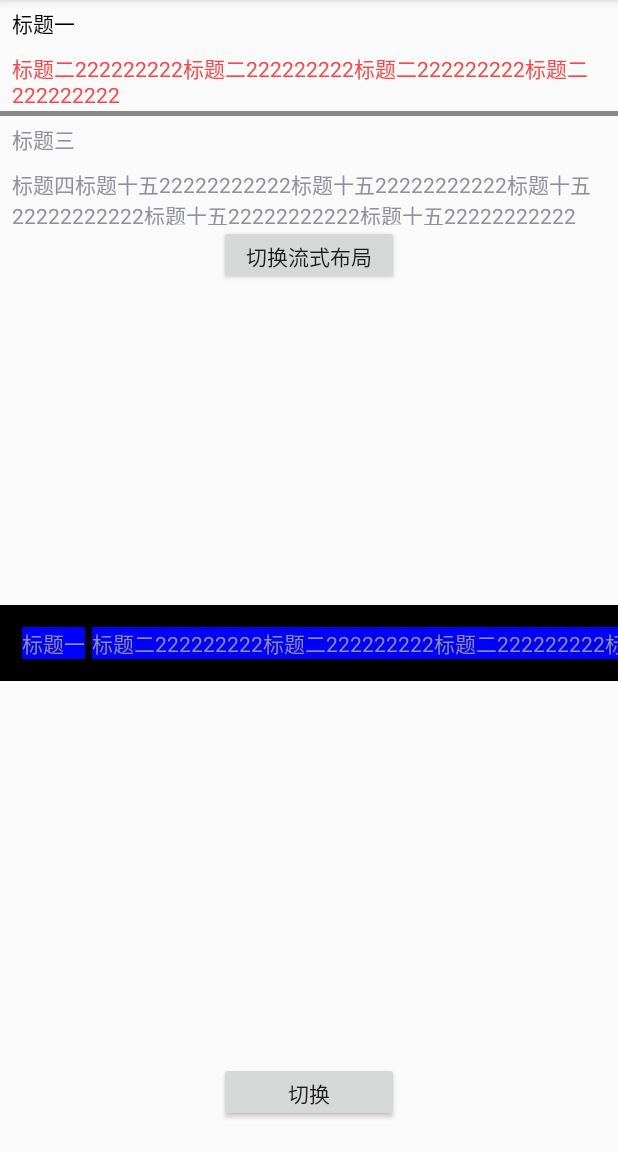
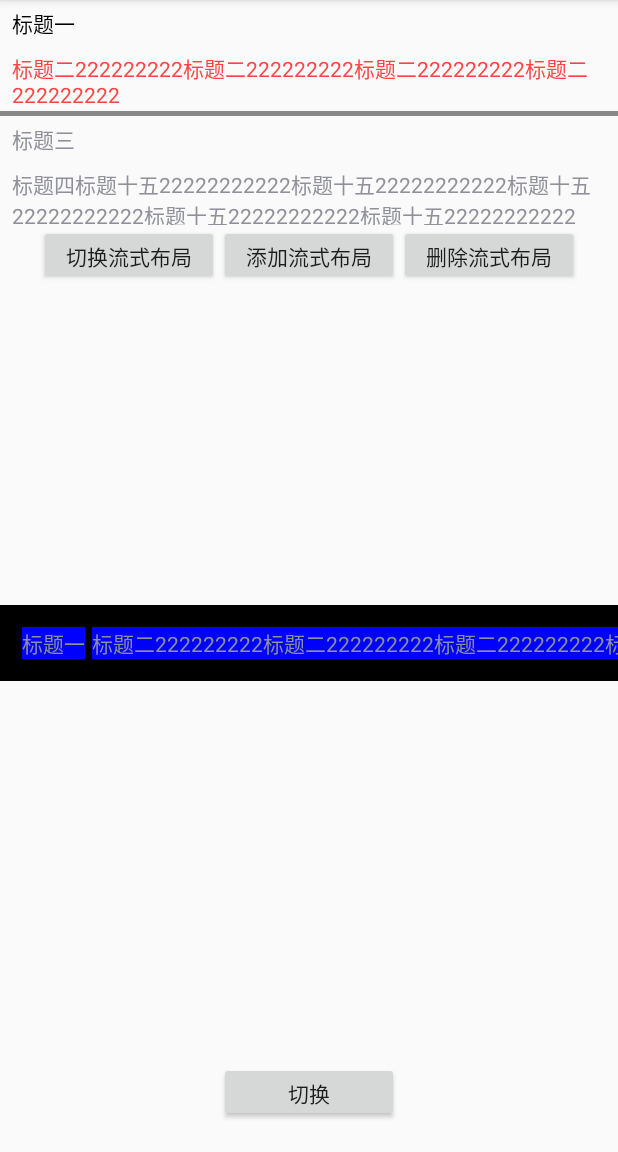
Before and after one commit to kaycool/MultiIndicator, an Android app: the screen it shows after launch (MainActivity), after a tap on "标题二222222222标题二222222222标题二222222222标题二2", on a phone screen of 412 x 824 dp, the part 84-1236 px from its top. Run offline under Robolectric (Android 15) with nearby library versions, the phone set to English and light mode, and no system bars; 2 other taps on this screen came first.

Commit message:
add and remove

```diff
--- a/app/src/main/java/com/kai/wang/space/indicator/FlowFragment.kt
+++ b/app/src/main/java/com/kai/wang/space/indicator/FlowFragment.kt
@@ -51,14 +51,7 @@ class FlowFragment : Fragment() {
         )
     }
 
-    override fun onCreateView(inflater: LayoutInflater, container: ViewGroup?, savedInstanceState: Bundle?): View? {
-        return inflater.inflate(R.layout.fragment_flow, container, false)
-    }
-
-
-    override fun onActivityCreated(savedInstanceState: Bundle?) {
-        super.onActivityCreated(savedInstanceState)
-        flowLayout.setAdapter(object : MultiFlowAdapter<String>(mFlows) {
+    private val mAdapter = object : MultiFlowAdapter<String>(mFlows) {
         override fun getView(parent: ViewGroup, position: Int): View {
             val textView = TextView(activity!!.applicationContext)
             textView.text = getItem(position)
@@ -78,9 +71,30 @@ class FlowFragment : Fragment() {
             }
         }
 
-        })
+    }
+
+    override fun onCreateView(inflater: LayoutInflater, container: ViewGroup?, savedInstanceState: Bundle?): View? {
+        return inflater.inflate(R.layout.fragment_flow, container, false)
+    }
+
+
+    override fun onActivityCreated(savedInstanceState: Bundle?) {
+        super.onActivityCreated(savedInstanceState)
+        flowLayout.setAdapter(mAdapter)
         btnMode.setOnClickListener {
             flowLayout.changedMode()
         }
+        btnAdd.setOnClickListener {
+            mFlows.add(1, "11111111")
+            mFlows.add(2, "22222222")
+            mFlows.add(3, "33333333")
+            mAdapter.notifyItemInsert(1, 3)
+        }
+        btnRemove.setOnClickListener {
+            mFlows.removeAt(1)
+            mFlows.removeAt(2)
+            mFlows.removeAt(3)
+            mAdapter.notifyItemRemoved(1, 3)
         }
     }
+}
--- a/app/src/main/res/layout/fragment_flow.xml
+++ b/app/src/main/res/layout/fragment_flow.xml
@@ -13,11 +13,35 @@
             android:layout_width="match_parent"
             android:layout_height="wrap_content"/>
 
-    <Button
-            android:id="@+id/btnMode"
-            android:text="切换流式布局"
+
+    <LinearLayout
+            android:orientation="horizontal"
             android:layout_centerHorizontal="true"
-            android:layout_width="120dp"
-            android:layout_height="40dp"/>
+            android:layout_width="wrap_content"
+            android:layout_height="wrap_content">
+
+        <Button
+                android:id="@+id/btnMode"
+                android:text="切换流式布局"
+                android:layout_centerHorizontal="true"
+                android:layout_width="120dp"
+                android:layout_height="40dp"/>
+
+        <Button
+                android:id="@+id/btnAdd"
+                android:text="添加流式布局"
+                android:layout_centerHorizontal="true"
+                android:layout_width="120dp"
+                android:layout_height="40dp"/>
+
+        <Button
+                android:id="@+id/btnRemove"
+                android:text="删除流式布局"
+                android:layout_centerHorizontal="true"
+                android:layout_width="120dp"
+                android:layout_height="40dp"/>
+
+    </LinearLayout>
+
 
 </RelativeLayout>
```
Also changed, not shown: mylibrary/src/main/java/com/kai/wang/space/indicator/lib/MultiFlowAdapter.kt (+24 -2 lines), mylibrary/src/main/java/com/kai/wang/space/indicator/lib/MultiFlowIndicator.kt (+31 -1 lines), mylibrary/src/main/java/com/kai/wang/space/indicator/lib/MultiFlowLayout.kt (+41 -1 lines). Lines whose indentation alone changed are shown as unchanged.
